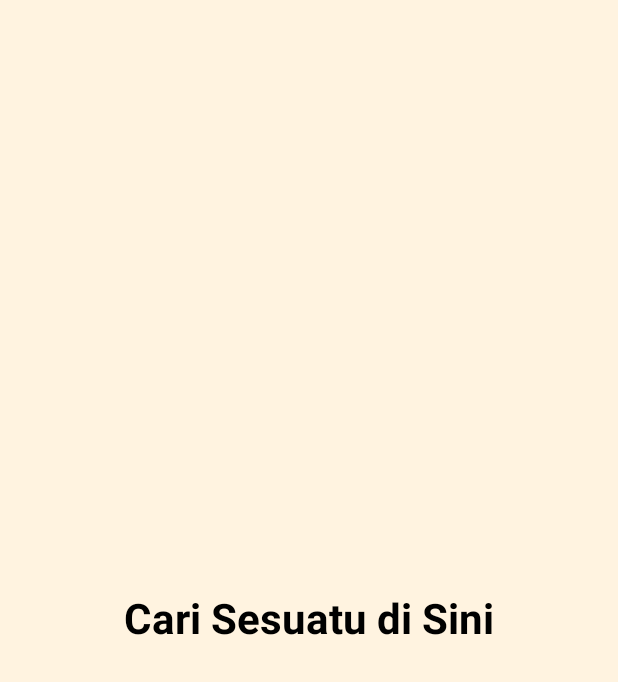
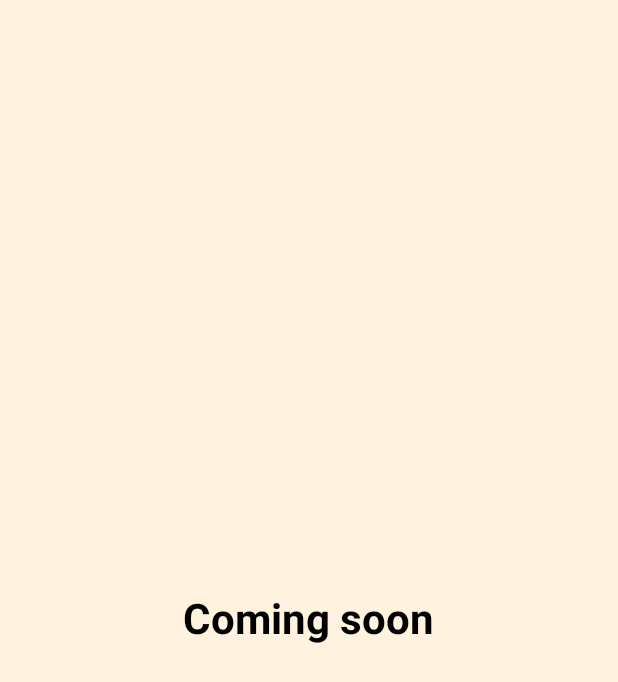
Before and after one commit to abeleka31/Apolib-App, an Android app: the fragment SearchFragment shown on its own in the app's theme, on a phone screen of 412 x 824 dp. Shown: the top 682 px of the screen. Run offline under Robolectric (Android 15) with nearby library versions, the phone set to English and light mode, and no system bars.

Commit message:
memginisiasi Coming soon pada SearchFragment karena itu akan di isi pada update selanjutnya

```diff
--- a/app/src/main/res/layout/fragment_search.xml
+++ b/app/src/main/res/layout/fragment_search.xml
@@ -6,7 +6,7 @@
     android:layout_width="wrap_content"
     android:layout_height="wrap_content"
     android:layout_gravity="center"
-    android:text="Cari Sesuatu di Sini"
+    android:text="Coming soon"
     android:textSize="28sp"
     android:textStyle="bold"
     android:textColor="@android:color/black" />
```
